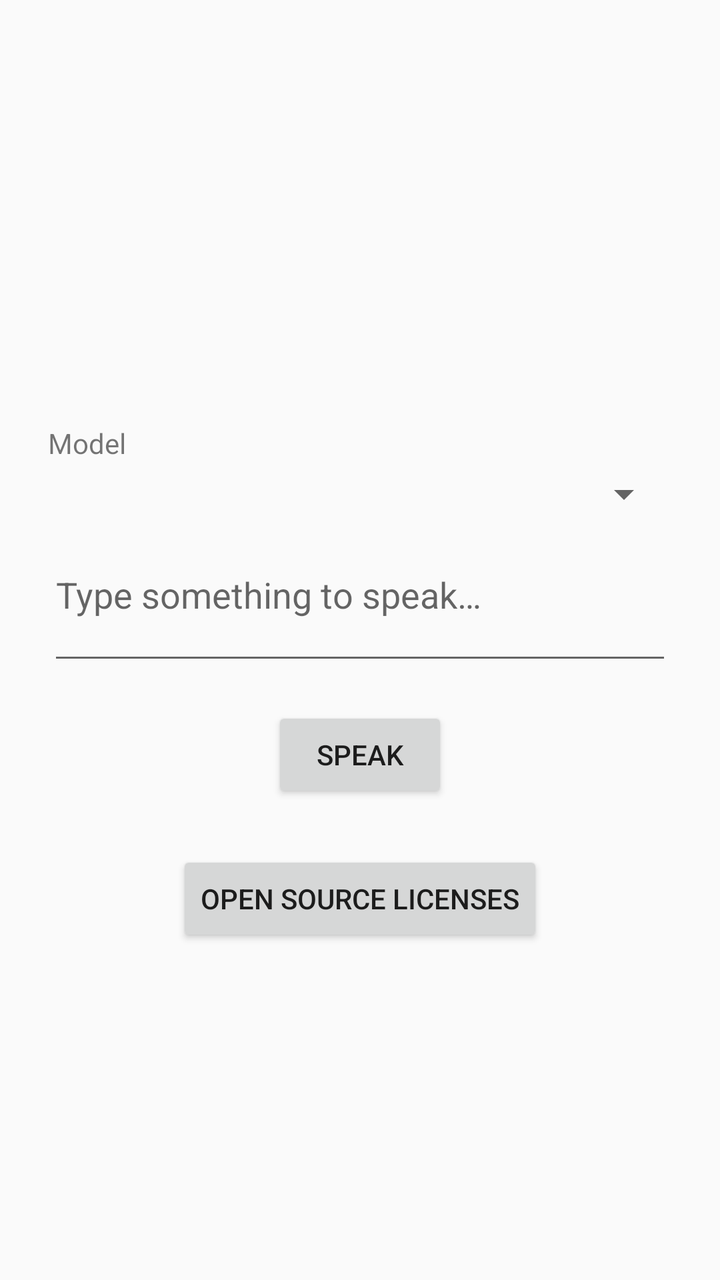
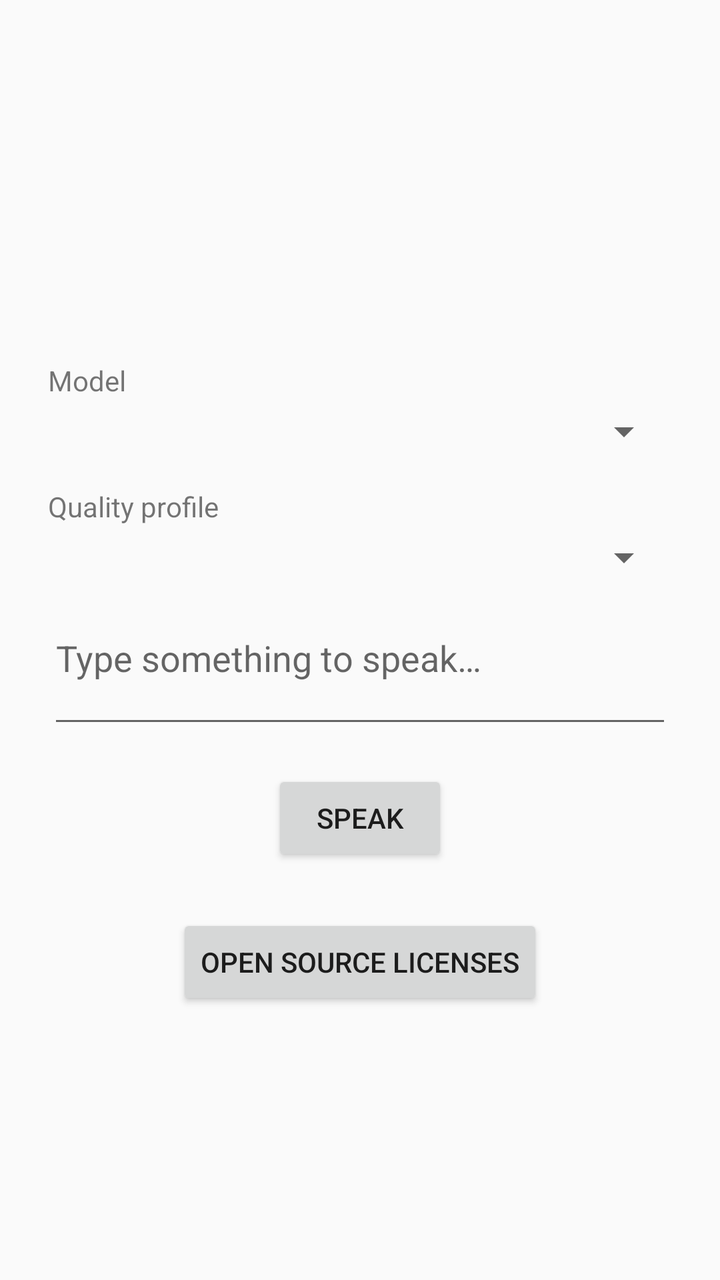

Compare the two renders of this Android layout. The source of the first and the diff that turns it into the second are given below.
<!-- AndroidManifest.xml: application theme Theme.AppCompat.DayNight -->
<!-- res/layout/activity_main.xml -->
<?xml version="1.0" encoding="utf-8"?>
<LinearLayout xmlns:android="http://schemas.android.com/apk/res/android"
    android:layout_width="match_parent"
    android:layout_height="match_parent"
    android:orientation="vertical"
    android:gravity="center"
    android:padding="24dp">

    <TextView
        android:id="@+id/status"
        android:layout_width="wrap_content"
        android:layout_height="wrap_content"
        android:layout_marginBottom="24dp"
        android:textSize="16sp" />

    <TextView
        android:layout_width="match_parent"
        android:layout_height="wrap_content"
        android:layout_marginBottom="4dp"
        android:text="@string/model_label"
        android:textSize="14sp" />

    <Spinner
        android:id="@+id/model"
        android:layout_width="match_parent"
        android:layout_height="wrap_content"
        android:layout_marginBottom="16dp" />

    <EditText
        android:id="@+id/input"
        android:layout_width="match_parent"
        android:layout_height="wrap_content"
        android:layout_marginBottom="16dp"
        android:gravity="top|start"
        android:hint="@string/input_hint"
        android:importantForAutofill="no"
        android:inputType="textMultiLine|textCapSentences"
        android:minLines="2" />

    <Button
        android:id="@+id/speak"
        android:layout_width="wrap_content"
        android:layout_height="wrap_content"
        android:text="@string/speak" />

    <Button
        android:id="@+id/licenses"
        android:layout_width="wrap_content"
        android:layout_height="wrap_content"
        android:layout_marginTop="24dp"
        android:text="@string/open_source_licenses" />

</LinearLayout>
<!-- resources referenced by this layout -->
<resources>
  <string name="input_hint">Type something to speak…</string>
  <string name="model_label">Model</string>
  <string name="open_source_licenses">Open source licenses</string>
  <string name="speak">Speak</string>
</resources>

<!-- the commit's change to res/layout/activity_main.xml (unified diff, before → after) -->
@@ -22,6 +22,19 @@
 
     <Spinner
         android:id="@+id/model"
+        android:layout_width="match_parent"
+        android:layout_height="wrap_content"
+        android:layout_marginBottom="16dp" />
+
+    <TextView
+        android:layout_width="match_parent"
+        android:layout_height="wrap_content"
+        android:layout_marginBottom="4dp"
+        android:text="@string/quality_label"
+        android:textSize="14sp" />
+
+    <Spinner
+        android:id="@+id/quality"
         android:layout_width="match_parent"
         android:layout_height="wrap_content"
         android:layout_marginBottom="16dp" />
<!-- resource entries referenced after the edit -->
@@ -3,6 +3,7 @@
   <string name="input_hint">Type something to speak…</string>
   <string name="model_label">Model</string>
   <string name="open_source_licenses">Open source licenses</string>
+  <string name="quality_label">Quality profile</string>
   <string name="speak">Speak</string>
 </resources>
 
